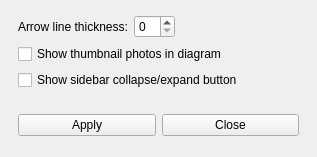
Qt form gui/preferenceswindow.ui (martinvanzijl/genealogy-maker) before a commit.
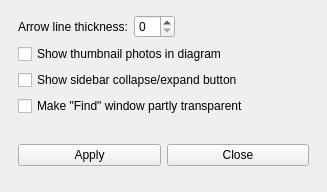
The same form after that commit.

Commit message: Add option to make "Find" window transparent.

Diff of the .ui file:
```diff
--- a/gui/preferenceswindow.ui
+++ b/gui/preferenceswindow.ui
@@ -6,8 +6,8 @@
    <rect>
     <x>0</x>
     <y>0</y>
-    <width>317</width>
-    <height>157</height>
+    <width>327</width>
+    <height>192</height>
    </rect>
   </property>
   <property name="windowTitle">
@@ -43,23 +43,30 @@
          </property>
         </widget>
        </item>
-       <item row="0" column="1">
-        <widget class="QSpinBox" name="spinBoxArrowLineThickness"/>
-       </item>
-       <item row="1" column="0" colspan="2">
+       <item row="2" column="0" colspan="2">
         <widget class="QCheckBox" name="checkBoxShowTumbnail">
          <property name="text">
           <string>Show thumbnail photos in diagram</string>
          </property>
         </widget>
        </item>
-       <item row="2" column="0" colspan="2">
+       <item row="3" column="0" colspan="2">
         <widget class="QCheckBox" name="checkBoxShowCollapseButton">
          <property name="text">
           <string>Show sidebar collapse/expand button</string>
          </property>
         </widget>
        </item>
+       <item row="0" column="1">
+        <widget class="QSpinBox" name="spinBoxArrowLineThickness"/>
+       </item>
+       <item row="4" column="0" colspan="2">
+        <widget class="QCheckBox" name="checkBoxFindWindowTransparent">
+         <property name="text">
+          <string>Make &quot;Find&quot; window partly transparent</string>
+         </property>
+        </widget>
+       </item>
       </layout>
      </widget>
     </item>
```
The commit also changes 6 other files.
